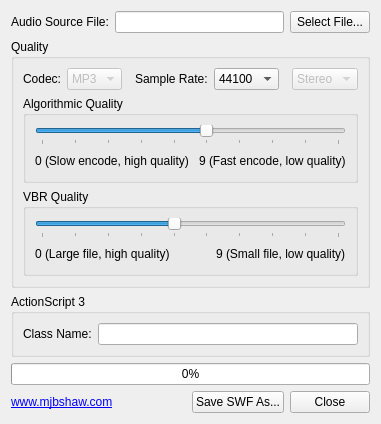
This is SWF MP3 Looper/SwfMp3Looper.ui in mjbshaw/SWF-MP3-Looper as Qt 5 draws it before an edit. The edited form follows.
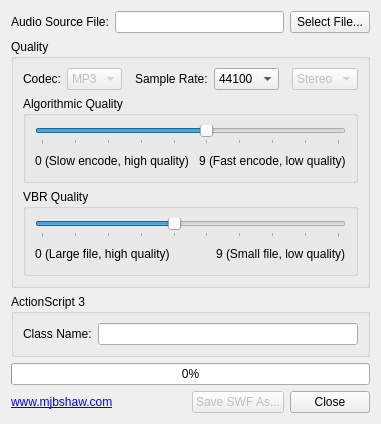
This is the edited form.

Commit message: Disable save button by default

Patch:
```diff
--- a/SWF MP3 Looper/SwfMp3Looper.ui
+++ b/SWF MP3 Looper/SwfMp3Looper.ui
@@ -313,6 +313,9 @@
      </item>
      <item>
       <widget class="QPushButton" name="saveAsButton">
+       <property name="enabled">
+        <bool>false</bool>
+       </property>
        <property name="text">
         <string>Save SWF As...</string>
        </property>
```
